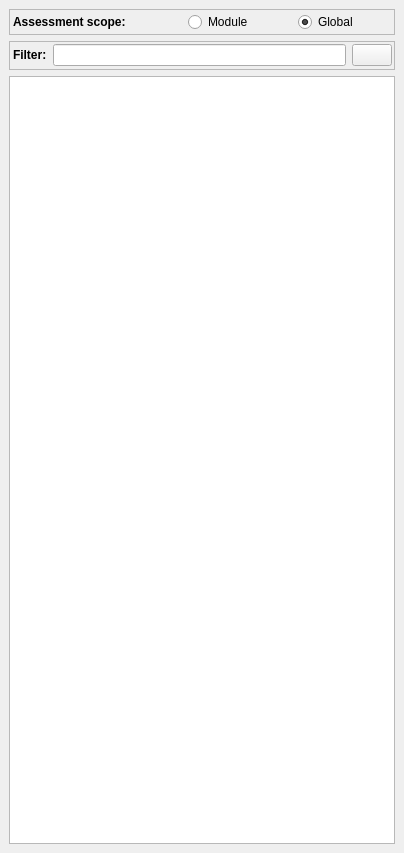
Before: the Qt Designer form designer/high/pipelinedock.ui in DTOcean/dtocean-app, drawn with Qt 5.
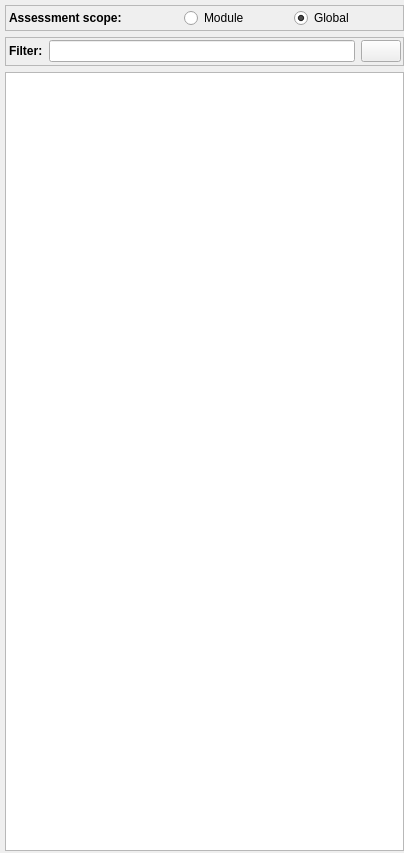
After: the same form once the commit is applied. Icons and pictures are not drawn.

Commit message: Fix margins on pipeline

```diff
--- a/designer/high/pipelinedock.ui
+++ b/designer/high/pipelinedock.ui
@@ -39,6 +39,18 @@
     </size>
    </property>
    <layout class="QVBoxLayout" name="verticalLayout">
+    <property name="leftMargin">
+     <number>5</number>
+    </property>
+    <property name="topMargin">
+     <number>5</number>
+    </property>
+    <property name="rightMargin">
+     <number>0</number>
+    </property>
+    <property name="bottomMargin">
+     <number>2</number>
+    </property>
     <item>
      <widget class="QFrame" name="scopeFrame">
       <property name="sizePolicy">
```
The commit also changes 1 other file.
